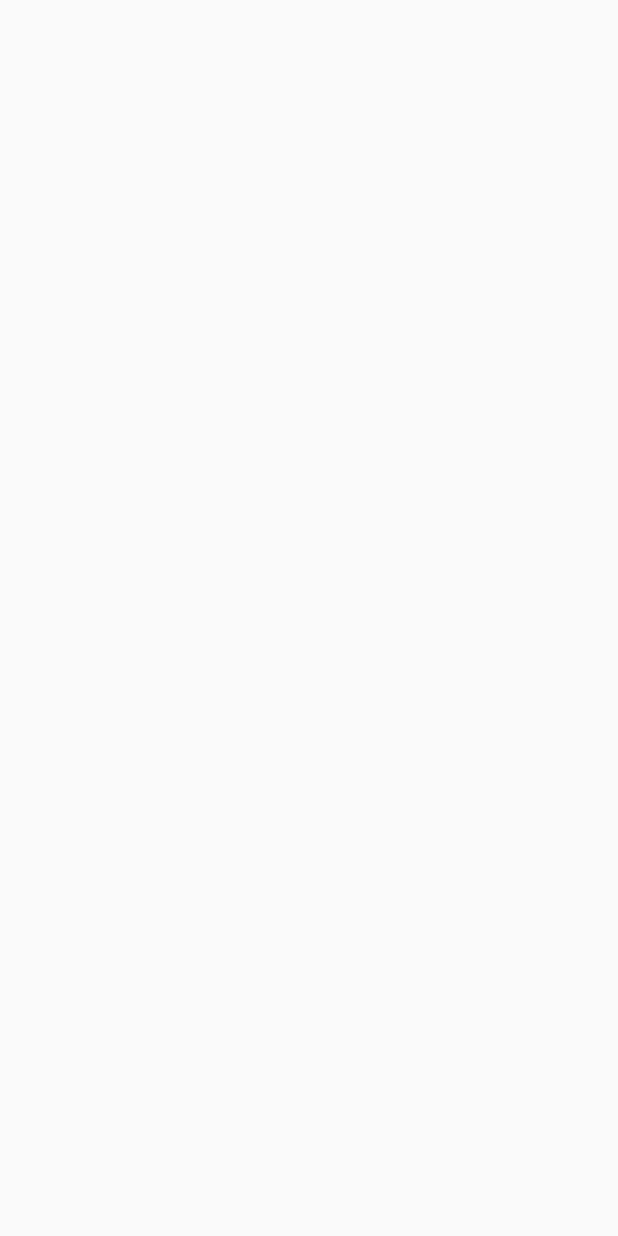
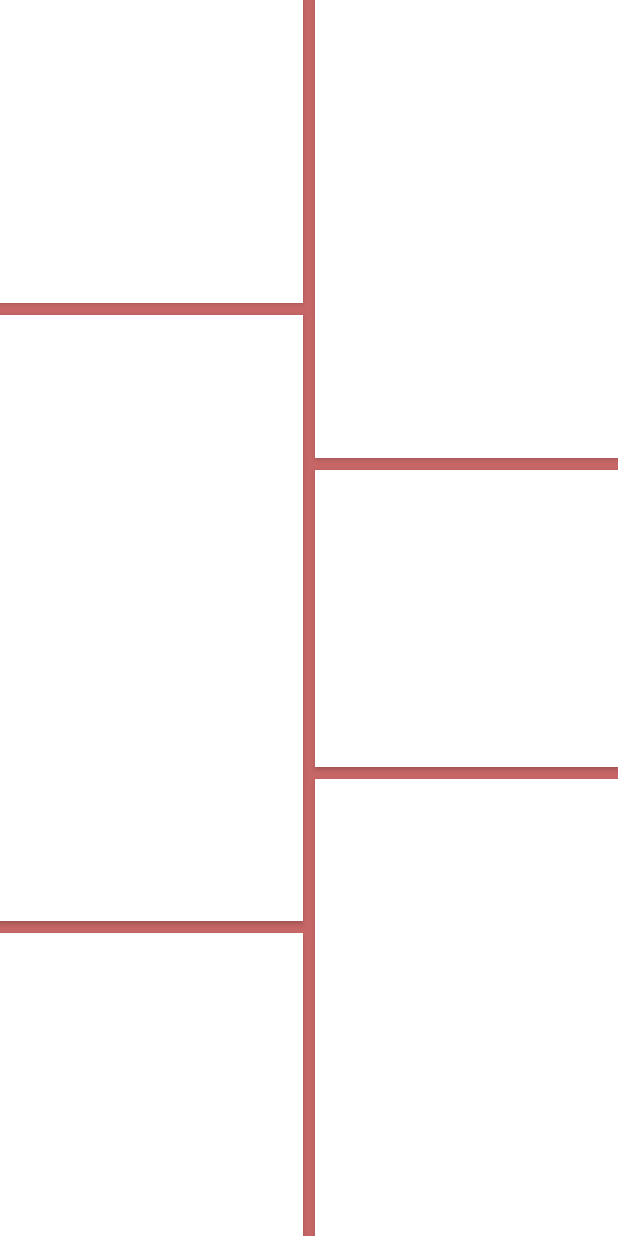
Before and after one commit to Helaloov/Recycling, an Android app: the Abschnitt2_Kleidung screen opened directly, with no data from a screen before it, on a phone screen of 412 x 824 dp. Before the commit the screen is empty. Run offline under Robolectric (Android 15) with nearby library versions, the phone set to English and light mode, and no system bars.

Commit message:
Abschnitt 2

```diff
--- a/app/src/main/java/com/example/pa/MainActivity.java
+++ b/app/src/main/java/com/example/pa/MainActivity.java
@@ -12,7 +12,8 @@ import android.widget.EditText;
 public class MainActivity extends AppCompatActivity {
 
     public Button Nachricht;
-    public Button locations;
+    public Button Container;
+    public Button Abschnitt2;
 
     @Override
     protected void onCreate(Bundle savedInstanceState) {
@@ -20,25 +21,34 @@ public class MainActivity extends AppCompatActivity {
         setContentView(R.layout.activity_main);
         // Intents
         final Intent nachricht = new Intent(this, Email.class );
-        final Intent locatin = new Intent(this, Location.class );
-        final Intent Container = new Intent(this, All_Container.class );
+        final Intent abschnitt2_Kleidung = new Intent(this, Abschnitt2_Kleidung.class );
+        final Intent container = new Intent(this, All_Container.class );
 
 
         Nachricht = (Button) findViewById(R.id.button3);
-        locations = (Button) findViewById(R.id.button1);
+        Container = (Button) findViewById(R.id.button1);
+        Abschnitt2= (Button) findViewById(R.id.button2);
 
 
-        Nachricht.setOnClickListener(new View.OnClickListener() {
-           @Override
-           public void onClick(View view) {
-               startActivity(nachricht);
-           }
-       });
 
-        locations.setOnClickListener(new View.OnClickListener() {
+
+
+        Container.setOnClickListener(new View.OnClickListener() {
             @Override
             public void onClick(View view) {
-                startActivity(Container);
+                startActivity(container);
+            }
+        });
+        Nachricht.setOnClickListener(new View.OnClickListener() {
+            @Override
+            public void onClick(View view) {
+                startActivity(nachricht);
+            }
+        });
+        Abschnitt2.setOnClickListener(new View.OnClickListener() {
+            @Override
+            public void onClick(View view) {
+                startActivity(abschnitt2_Kleidung);
             }
         });
     }
--- a/app/src/main/res/layout/activity_abschnitt2__kleidung.xml
+++ b/app/src/main/res/layout/activity_abschnitt2__kleidung.xml
@@ -4,6 +4,101 @@
     xmlns:tools="http://schemas.android.com/tools"
     android:layout_width="match_parent"
     android:layout_height="match_parent"
+    android:background="#C66666"
+    android:orientation="vertical"
     tools:context=".Abschnitt2_Kleidung">
 
+    <Button
+        android:id="@+id/button1"
+        android:layout_width="0dp"
+        android:layout_marginRight="4dp"
+        android:layout_height="0dp"
+        android:layout_marginBottom="4dp"
+        android:background="#FFFFFF"
+        app:layout_constraintBottom_toTopOf="@+id/button3"
+        app:layout_constraintEnd_toStartOf="@+id/button2"
+        app:layout_constraintHorizontal_bias="0.5"
+        app:layout_constraintHorizontal_weight="1"
+        app:layout_constraintStart_toStartOf="parent"
+        app:layout_constraintTop_toTopOf="parent"
+        app:layout_constraintVertical_weight="1" />
+
+    <Button
+        android:id="@+id/button2"
+        android:layout_width="0dp"
+        android:layout_height="0dp"
+        android:layout_marginLeft="4dp"
+        android:layout_marginBottom="4dp"
+        android:background="#FFFFFF"
+        app:layout_constraintBottom_toTopOf="@+id/button4"
+        app:layout_constraintEnd_toEndOf="parent"
+        app:layout_constraintHorizontal_bias="0.5"
+        app:layout_constraintHorizontal_weight="1"
+        app:layout_constraintStart_toEndOf="@+id/button1"
+        app:layout_constraintTop_toTopOf="parent"
+        app:layout_constraintVertical_weight="2" />
+
+    <Button
+        android:id="@+id/button3"
+        android:layout_width="0dp"
+        android:layout_marginRight="4dp"
+        android:layout_height="0dp"
+        android:layout_marginTop="4dp"
+        android:layout_marginBottom="4dp"
+        android:background="#FFFFFF"
+        app:layout_constraintBottom_toTopOf="@+id/button5"
+        app:layout_constraintEnd_toStartOf="@+id/button4"
+        app:layout_constraintHorizontal_bias="0.5"
+        app:layout_constraintHorizontal_weight="1"
+        app:layout_constraintStart_toStartOf="parent"
+        app:layout_constraintTop_toBottomOf="@+id/button1"
+        app:layout_constraintVertical_weight="2" />
+
+    <Button
+        android:id="@+id/button4"
+        android:layout_width="0dp"
+        android:layout_height="198dp"
+        android:layout_marginLeft="4dp"
+        android:layout_marginTop="4dp"
+        android:layout_marginBottom="4dp"
+        android:background="#FFFFFF"
+        app:layout_constraintBottom_toTopOf="@+id/button6"
+        app:layout_constraintEnd_toEndOf="parent"
+        app:layout_constraintHorizontal_bias="0.5"
+        app:layout_constraintHorizontal_weight="1"
+        app:layout_constraintStart_toEndOf="@+id/button3"
+        app:layout_constraintTop_toBottomOf="@+id/button2"
+        app:layout_constraintVertical_weight="1" />
+
+    <Button
+        android:id="@+id/button5"
+        android:layout_width="0dp"
+        android:layout_height="0dp"
+        android:layout_marginRight="4dp"
+        android:layout_marginTop="4dp"
+        android:background="#FFFFFF"
+        app:layout_constraintBottom_toBottomOf="parent"
+        app:layout_constraintEnd_toStartOf="@+id/button6"
+        app:layout_constraintHorizontal_bias="0.5"
+        app:layout_constraintHorizontal_weight="1"
+        app:layout_constraintStart_toStartOf="parent"
+        app:layout_constraintTop_toBottomOf="@+id/button3"
+        app:layout_constraintVertical_weight="1" />
+
+    <Button
+        android:id="@+id/button6"
+        android:layout_width="0dp"
+        android:layout_height="0dp"
+        android:layout_marginLeft="4dp"
+        android:layout_marginTop="4dp"
+        android:background="#FFFFFF"
+        app:layout_constraintBottom_toBottomOf="parent"
+        app:layout_constraintEnd_toEndOf="parent"
+        app:layout_constraintHorizontal_bias="0.5"
+        app:layout_constraintHorizontal_weight="1"
+        app:layout_constraintStart_toEndOf="@+id/button5"
+        app:layout_constraintTop_toBottomOf="@+id/button4"
+        app:layout_constraintVertical_weight="2" />
+
+
 </androidx.constraintlayout.widget.ConstraintLayout>
```
